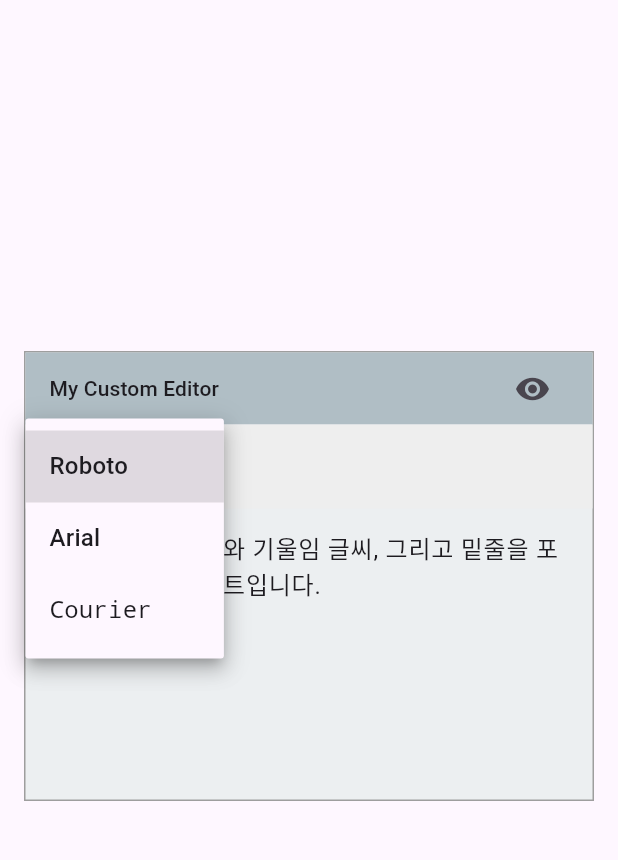
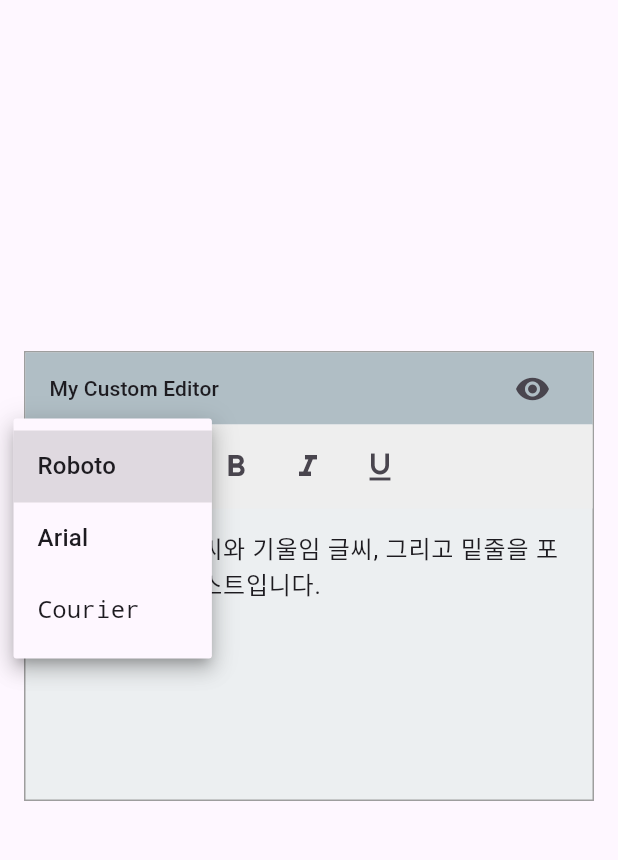
Before and after one commit to cretaDomain/rich_text_editor, a Flutter app: the screen it shows after launch, after a tap on the "edit" icon, after a tap on "Roboto", on a phone screen of 412 x 824 dp, the part 84-944 px from its top. Run offline on Flutter 3.47's test engine with Material 3 defaults, Android fonts, the phone set to English and light mode, and no system bars; Roboto replaces fonts that are missing (Arial).

Commit message:
phase 5-3

```diff
--- a/lib/src/widgets/rich_text_editor.dart
+++ b/lib/src/widgets/rich_text_editor.dart
@@ -179,6 +179,10 @@ class _RichTextEditorState extends State<RichTextEditor> {
             Toolbar(
               controller: widget.controller,
               fontList: widget.fontList,
+              onBold: () => widget.controller.toggleBold(_textEditingController.selection),
+              onItalic: () => widget.controller.toggleItalic(_textEditingController.selection),
+              onUnderline: () =>
+                  widget.controller.toggleUnderline(_textEditingController.selection),
             ),
 
           // 에디터 본문 영역
--- a/lib/src/widgets/toolbar.dart
+++ b/lib/src/widgets/toolbar.dart
@@ -7,6 +7,9 @@ class Toolbar extends StatelessWidget {
     super.key,
     required this.controller,
     required this.fontList,
+    required this.onBold,
+    required this.onItalic,
+    required this.onUnderline,
   });
 
   /// 위젯의 상태를 관리하는 컨트롤러입니다.
@@ -15,18 +18,29 @@ class Toolbar extends StatelessWidget {
   /// 폰트 드롭다운에 표시될 폰트 리스트입니다.
   final List<String> fontList;
 
+  /// Bold 버튼이 눌렸을 때 호출될 콜백 함수입니다.
+  final VoidCallback onBold;
+
+  /// Italic 버튼이 눌렸을 때 호출될 콜백 함수입니다.
+  final VoidCallback onItalic;
+
+  /// Underline 버튼이 눌렸을 때 호출될 콜백 함수입니다.
+  final VoidCallback onUnderline;
+
   @override
   Widget build(BuildContext context) {
+    final currentStyle = controller.currentStyle;
+
     return Container(
       height: 56,
       color: Colors.grey.shade200,
-      padding: const EdgeInsets.symmetric(horizontal: 16.0),
+      padding: const EdgeInsets.symmetric(horizontal: 8.0),
       child: Row(
         children: [
           // 폰트 리스트가 비어있지 않은 경우에만 드롭다운을 표시합니다.
           if (fontList.isNotEmpty)
             DropdownButton<String>(
-              value: controller.currentStyle.fontFamily ?? fontList.first,
+              value: currentStyle.fontFamily ?? fontList.first,
               onChanged: (String? newValue) {
                 if (newValue != null) {
                   controller.changeFontFamily(newValue);
@@ -40,8 +54,41 @@ class Toolbar extends StatelessWidget {
               }).toList(),
               underline: Container(), // 기본 밑줄 제거
             ),
+
+          const VerticalDivider(),
+
+          // Bold 버튼
+          IconButton(
+            icon: const Icon(Icons.format_bold),
+            style: _getButtonStyle(currentStyle.fontWeight == FontWeight.bold),
+            onPressed: onBold,
+          ),
+          // Italic 버튼
+          IconButton(
+            icon: const Icon(Icons.format_italic),
+            style: _getButtonStyle(currentStyle.fontStyle == FontStyle.italic),
+            onPressed: onItalic,
+          ),
+          // Underline 버튼
+          IconButton(
+            icon: const Icon(Icons.format_underline),
+            style: _getButtonStyle(currentStyle.decoration == TextDecoration.underline),
+            onPressed: onUnderline,
+          ),
         ],
       ),
     );
   }
+
+  /// 버튼의 활성화 상태에 따라 다른 배경색을 적용하는 스타일을 반환합니다.
+  ButtonStyle _getButtonStyle(bool isActive) {
+    return ButtonStyle(
+      backgroundColor: WidgetStateProperty.all(
+        isActive ? Colors.grey.shade400 : Colors.transparent,
+      ),
+      shape: WidgetStateProperty.all(
+        RoundedRectangleBorder(borderRadius: BorderRadius.circular(4.0)),
+      ),
+    );
+  }
 }
```
Also changed, not shown: lib/src/controllers/rich_text_editor_controller.dart (+74 -0 lines).
